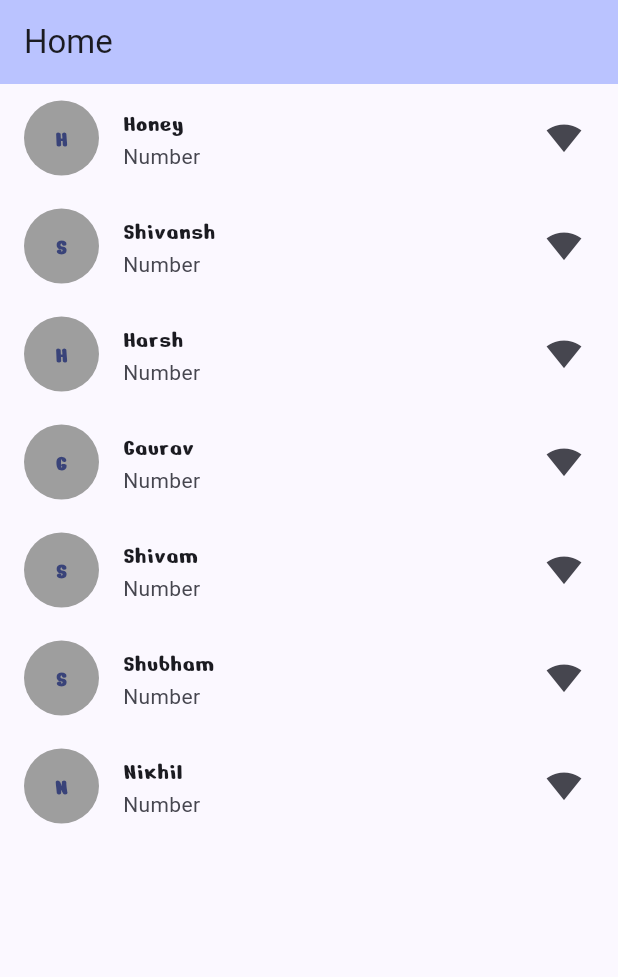
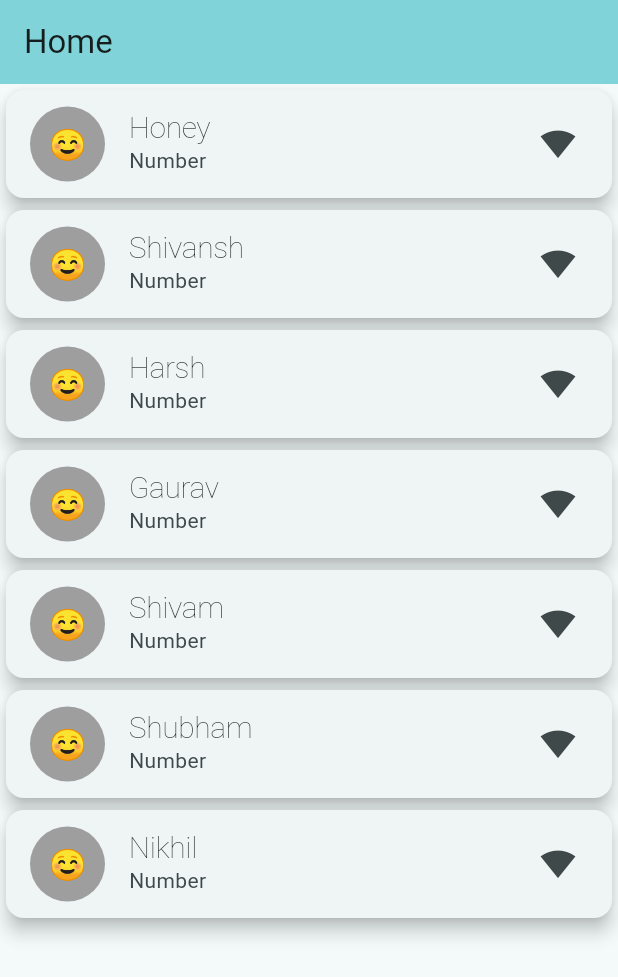
Before and after one commit to honeypathkar/Flutter-Practice-Project, a Flutter app: the screen it shows after launch, on a phone screen of 412 x 824 dp. Shown: the top 977 px of the screen. Run offline on Flutter 3.47's test engine with Material 3 defaults, Android fonts, the phone set to English and light mode, and no system bars; Roboto replaces fonts that are missing (IOS).

Commit message:
Card widget

```diff
--- a/lib/main.dart
+++ b/lib/main.dart
@@ -1,4 +1,5 @@
 import 'package:flutter/material.dart';
+import 'package:flutter/services.dart';
 
 void main() {
   runApp(MyFlutterApp());
@@ -12,9 +13,14 @@ class MyFlutterApp extends StatelessWidget {
       title: "Flutter Demo App",
       debugShowCheckedModeBanner: false,
       theme: ThemeData(
-        colorScheme: ColorScheme.fromSeed(seedColor: Colors.indigo),
+          colorScheme: ColorScheme.fromSeed(
+              seedColor: const Color.fromARGB(255, 95, 221, 228)),
           useMaterial3: true,
-      ),
+          textTheme: const TextTheme(
+              displayLarge: TextStyle(
+                  fontSize: 20,
+                  fontFamily: "IOS",
+                  fontWeight: FontWeight.w100))),
       home: MyHomePage(),
     );
   }
@@ -40,27 +46,25 @@ class MyHomePage extends StatelessWidget {
         ),
         body: ListView.builder(
           itemBuilder: (context, index) {
-            return ListTile(
+            return Card(
+                elevation: 5,
+                child: ListTile(
                   leading: CircleAvatar(
                     // ignore: sort_child_properties_last
                     child: Text(
                         // ignore: unnecessary_string_interpolations
-                  '${arrName[index][0]}',
-                  style: const TextStyle(
-                      fontSize: 15,
-                      fontWeight: FontWeight.bold,
-                      fontFamily: 'NerkoOne'),
-                ),
+                        '☺️',
+                        style: Theme.of(context).textTheme.displayLarge),
                     backgroundColor: Colors.grey,
                     radius: 25,
                   ),
                   title: Text(
                     arrName[index],
-                style: const TextStyle(fontFamily: 'NerkoOne'),
+                    style: Theme.of(context).textTheme.displayLarge,
                   ),
                   subtitle: const Text('Number'),
                   trailing: const Icon(Icons.signal_wifi_4_bar),
-            );
+                ));
           },
           itemCount: arrName.length,
         ));
```
Also changed, not shown: pubspec.yaml (+5 -5 lines), 1 other file. Lines whose indentation alone changed are shown as unchanged.
